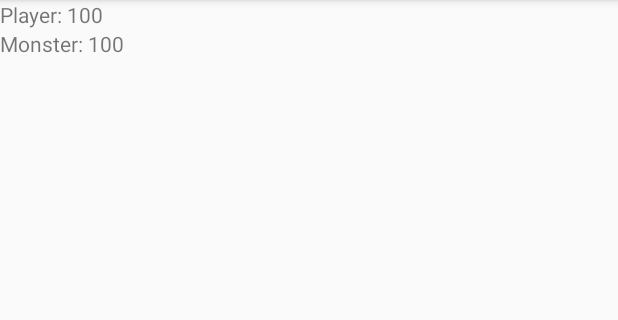
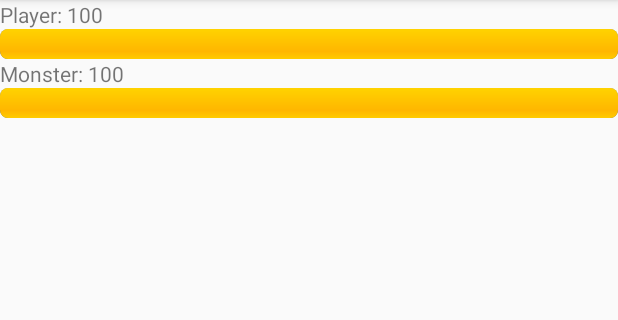
Before and after one commit to marcinrogacki/Goworld, an Android app: the screen it shows after launch (MainActivity), on a phone screen of 412 x 824 dp, the part 84-404 px from its top. Run offline under Robolectric (Android 15) with nearby library versions, the phone set to English and light mode, and no system bars; libraries missing offline, so code that uses them is left out: com.github.pwittchen.swipe; 3 statements that could not run were skipped.

Commit message:
add status bar
modified:   app/src/main/java/io/github/marcinrogacki/goworld/MainActivity.java
modified:   app/src/main/res/layout/activity_main.xml

```diff
--- a/app/src/main/java/io/github/marcinrogacki/goworld/MainActivity.java
+++ b/app/src/main/java/io/github/marcinrogacki/goworld/MainActivity.java
@@ -5,6 +5,7 @@ import android.os.Bundle;
 import android.widget.ViewAnimator;
 import android.view.MotionEvent;
 import android.widget.TextView;
+import android.widget.ProgressBar;
 
 import com.github.pwittchen.swipe.library.Swipe;
 import com.github.pwittchen.swipe.library.SwipeListener;
@@ -76,8 +77,13 @@ public class MainActivity extends AppCompatActivity {
     private void updateScreens() {
         TextView playerView = (TextView)findViewById(R.id.player);
         playerView.setText(String.valueOf("Player: " + player.getLife()));
+        ProgressBar playerBar = (ProgressBar)findViewById(R.id.playerBar);
+        playerBar.setProgress(player.getLife());
 
         TextView monsterView = (TextView)findViewById(R.id.monster);
         monsterView.setText(String.valueOf("Monster: " + monster.getLife()));
+        ProgressBar monsterBar = (ProgressBar)findViewById(R.id.monsterBar);
+        monsterBar.setProgress(monster.getLife());
+
     }
 }
--- a/app/src/main/res/layout/activity_main.xml
+++ b/app/src/main/res/layout/activity_main.xml
@@ -7,11 +7,23 @@
         android:id="@+id/player"
         android:layout_width="match_parent"
         android:layout_height="wrap_content" />
+    <ProgressBar
+          android:id="@+id/playerBar"
+          style="@android:style/Widget.ProgressBar.Horizontal"
+          android:layout_width="match_parent"
+          android:layout_height="wrap_content"
+          android:progress="100"/>
 
     <TextView
         android:id="@+id/monster"
         android:layout_width="match_parent"
         android:layout_height="wrap_content" />
+    <ProgressBar
+          android:id="@+id/monsterBar"
+          style="@android:style/Widget.ProgressBar.Horizontal"
+          android:layout_width="match_parent"
+          android:layout_height="wrap_content"
+          android:progress="100"/>
 
     <ViewAnimator
         android:id="@+id/viewanimator"
```
